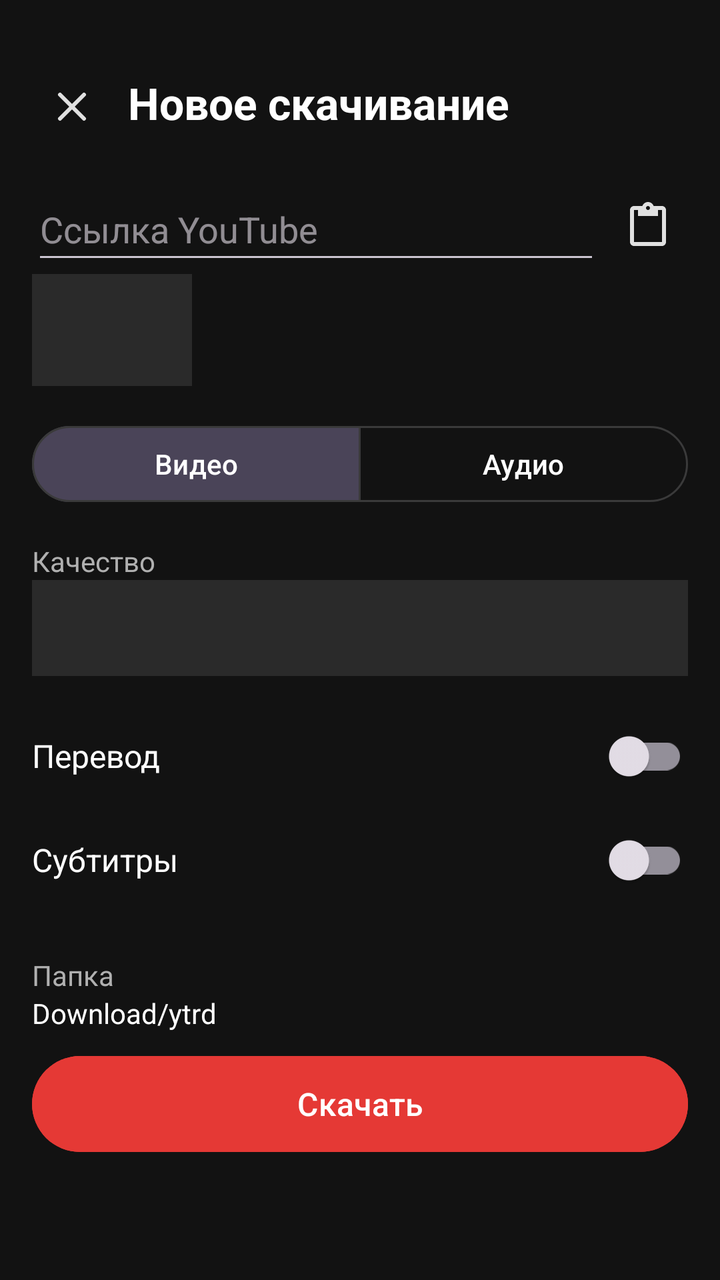
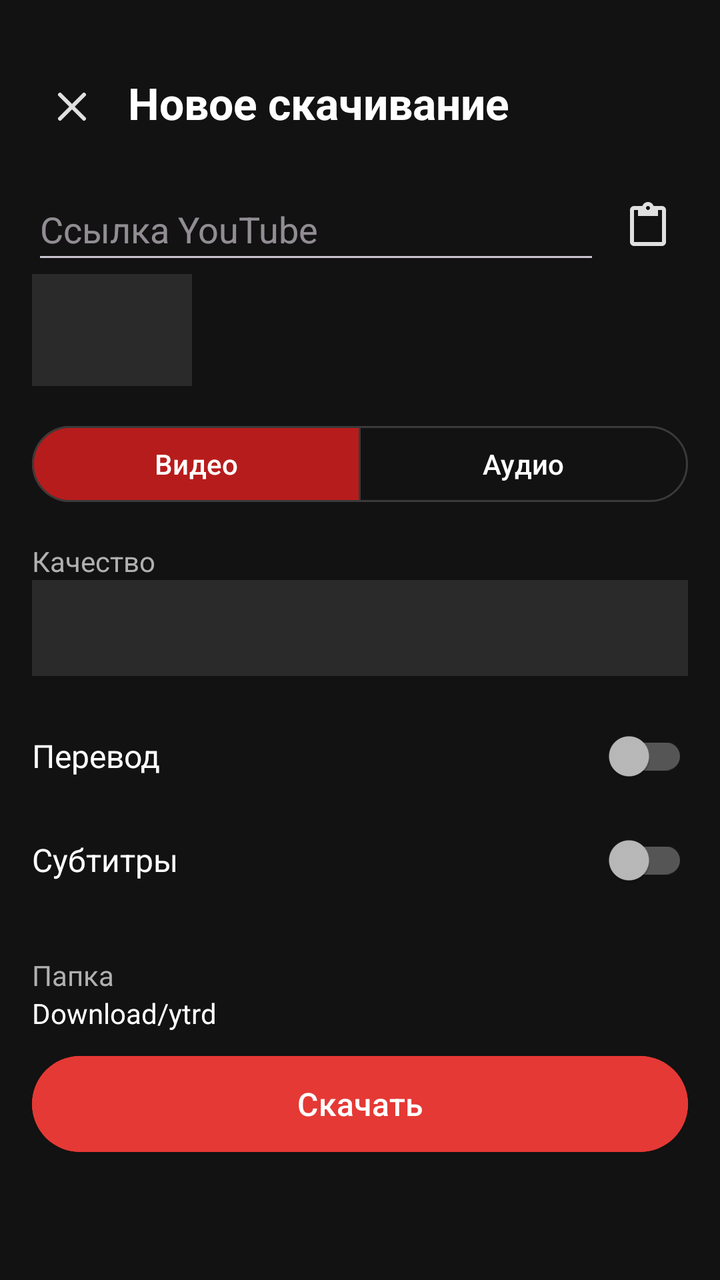

Before-and-after screenshots of an Android layout around one commit, followed by the original layout XML and the change that was made.
<!-- AndroidManifest.xml: application theme AppTheme -->
<!-- res/layout/fragment_params.xml -->
<?xml version="1.0" encoding="utf-8"?>
<ScrollView xmlns:android="http://schemas.android.com/apk/res/android"
    android:layout_width="match_parent"
    android:layout_height="match_parent"
    android:background="@color/bg_dark">

    <LinearLayout
        android:layout_width="match_parent"
        android:layout_height="wrap_content"
        android:orientation="vertical"
        android:padding="16dp">

        
        <LinearLayout
            android:layout_width="match_parent"
            android:layout_height="wrap_content"
            android:orientation="horizontal"
            android:gravity="center_vertical"
            android:paddingTop="16dp"
            android:paddingBottom="16dp">

            <ImageButton
                android:id="@+id/btn_back"
                android:layout_width="40dp"
                android:layout_height="40dp"
                android:layout_marginTop="1dp"
                android:background="?attr/selectableItemBackgroundBorderless"
                android:src="@drawable/ic_close"
                android:contentDescription="Закрыть" />

            <TextView
                android:layout_width="wrap_content"
                android:layout_height="wrap_content"
                android:includeFontPadding="false"
                android:text="Новое скачивание"
                android:textSize="22sp"
                android:textColor="@color/text_primary"
                android:textStyle="bold"
                android:paddingStart="8dp" />
        </LinearLayout>

        
        <LinearLayout
            android:layout_width="match_parent"
            android:layout_height="wrap_content"
            android:orientation="horizontal"
            android:gravity="center_vertical">

            <EditText
                android:id="@+id/sheet_url"
                android:layout_width="0dp"
                android:layout_height="wrap_content"
                android:layout_weight="1"
                android:hint="Ссылка YouTube"
                android:inputType="textUri"
                android:singleLine="true"
                android:minHeight="48dp" />

            <ImageButton
                android:id="@+id/btn_clear_url"
                android:layout_width="40dp"
                android:layout_height="40dp"
                android:layout_marginStart="4dp"
                android:background="?attr/selectableItemBackgroundBorderless"
                android:src="@drawable/ic_close"
                android:scaleType="centerInside"
                android:visibility="gone"
                android:contentDescription="Очистить" />

            <ImageButton
                android:id="@+id/btn_paste_url"
                android:layout_width="40dp"
                android:layout_height="40dp"
                android:layout_marginStart="4dp"
                android:background="?attr/selectableItemBackgroundBorderless"
                android:src="@drawable/ic_paste"
                android:scaleType="centerInside"
                android:contentDescription="Вставить из буфера" />
        </LinearLayout>
        
        <LinearLayout
            android:layout_width="match_parent"
            android:layout_height="wrap_content"
            android:orientation="horizontal"
            android:gravity="center_vertical"
            android:paddingBottom="16dp">

            <ImageView
                android:id="@+id/img_thumb"
                android:layout_width="80dp"
                android:layout_height="56dp"
                android:scaleType="centerCrop"
                android:background="@color/card_dark" />

            <LinearLayout
                android:layout_width="0dp"
                android:layout_height="wrap_content"
                android:layout_weight="1"
                android:orientation="vertical"
                android:paddingStart="12dp">

                <TextView
                    android:id="@+id/txt_title"
                    android:layout_width="wrap_content"
                    android:layout_height="wrap_content"
                    android:textColor="@color/text_primary"
                    android:textSize="16sp"
                    android:maxLines="2"
                    android:ellipsize="end" />

                <TextView
                    android:id="@+id/txt_uploader"
                    android:layout_width="wrap_content"
                    android:layout_height="wrap_content"
                    android:textColor="@color/text_secondary"
                    android:textSize="14sp" />
            </LinearLayout>
        </LinearLayout>

        <LinearLayout android:id="@+id/sheet_options"
            android:layout_width="match_parent" android:layout_height="wrap_content"
            android:orientation="vertical">
        
        <com.google.android.material.button.MaterialButtonToggleGroup
            android:id="@+id/toggle_type"
            android:layout_width="match_parent"
            android:layout_height="wrap_content"
            android:paddingBottom="16dp"
            app:singleSelection="true"
            app:selectionRequired="true"
            app:checkedButton="@id/btn_video"
            xmlns:app="http://schemas.android.com/apk/res-auto">

            <com.google.android.material.button.MaterialButton
                android:id="@+id/btn_video"
                style="?attr/materialButtonOutlinedStyle"
                android:layout_width="0dp"
                android:layout_height="46dp"
                android:layout_weight="1"
                android:text="@string/type_video"
                android:textColor="@color/text_primary"
                android:textSize="14sp"
                app:strokeColor="@color/divider" />

            <com.google.android.material.button.MaterialButton
                android:id="@+id/btn_audio"
                style="?attr/materialButtonOutlinedStyle"
                android:layout_width="0dp"
                android:layout_height="46dp"
                android:layout_weight="1"
                android:text="@string/type_audio"
                android:textColor="@color/text_primary"
                android:textSize="14sp"
                app:strokeColor="@color/divider" />
        </com.google.android.material.button.MaterialButtonToggleGroup>

        
        <TextView
            android:id="@+id/label_quality"
            android:layout_width="wrap_content"
            android:layout_height="wrap_content"
            android:text="@string/label_quality"
            android:textColor="@color/text_secondary"
            android:textSize="14sp" />

        <Spinner
            android:id="@+id/spinner_quality"
            android:layout_width="match_parent"
            android:layout_height="48dp"
            android:background="@color/card_dark"
            android:paddingStart="12dp"
            android:layout_marginBottom="16dp" />

        
        <LinearLayout
            android:layout_width="match_parent"
            android:layout_height="wrap_content"
            android:orientation="horizontal"
            android:gravity="center_vertical"
            android:paddingBottom="4dp">

            <TextView
                android:layout_width="0dp"
                android:layout_height="wrap_content"
                android:layout_weight="1"
                android:text="@string/label_translation"
                android:textColor="@color/text_primary"
                android:textSize="16sp" />

            <com.google.android.material.switchmaterial.SwitchMaterial
                android:id="@+id/switch_translate"
                android:layout_width="wrap_content"
                android:layout_height="wrap_content" />
        </LinearLayout>

        <TextView
            android:id="@+id/txt_lang_status"
            android:layout_width="wrap_content"
            android:layout_height="wrap_content"
            android:textSize="13sp"
            android:drawablePadding="4dp"
            android:paddingBottom="16dp"
            android:visibility="gone" />

        
        <LinearLayout
            android:id="@+id/group_voice"
            android:layout_width="match_parent"
            android:layout_height="wrap_content"
            android:orientation="vertical"
            android:visibility="gone"
            android:paddingBottom="8dp">

            <TextView
                android:layout_width="wrap_content"
                android:layout_height="wrap_content"
                android:text="@string/label_voice"
                android:textColor="@color/text_secondary"
                android:textSize="14sp" />

            <Spinner
                android:id="@+id/spinner_voice"
                android:layout_width="match_parent"
                android:layout_height="48dp"
                android:background="@color/card_dark"
                android:paddingStart="12dp" />
        </LinearLayout>

        
        <LinearLayout
            android:id="@+id/group_audio_mode"
            android:layout_width="match_parent"
            android:layout_height="wrap_content"
            android:orientation="vertical"
            android:visibility="gone"
            android:paddingBottom="8dp">

            <TextView
                android:layout_width="wrap_content"
                android:layout_height="wrap_content"
                android:text="@string/label_audio_mode"
                android:textColor="@color/text_secondary"
                android:textSize="14sp"
                android:paddingBottom="4dp" />

            <RadioGroup
                android:id="@+id/radio_audio_mode"
                android:layout_width="match_parent"
                android:layout_height="wrap_content">

                <RadioButton
                    android:id="@+id/radio_mix"
                    android:layout_width="match_parent"
                    android:layout_height="wrap_content"
                    android:text="@string/mode_mix"
                    android:textColor="@color/text_primary"
                    android:checked="true" />

                <RadioButton
                    android:id="@+id/radio_dual"
                    android:layout_width="match_parent"
                    android:layout_height="wrap_content"
                    android:text="@string/mode_dual"
                    android:textColor="@color/text_primary" />
            </RadioGroup>
        </LinearLayout>

        
        <LinearLayout
            android:id="@+id/group_subtitles"
            android:layout_width="match_parent"
            android:layout_height="wrap_content"
            android:orientation="horizontal"
            android:gravity="center_vertical"
            android:paddingBottom="16dp">

            <TextView
                android:layout_width="0dp"
                android:layout_height="wrap_content"
                android:layout_weight="1"
                android:text="@string/label_subtitles"
                android:textColor="@color/text_primary"
                android:textSize="16sp" />

            <com.google.android.material.switchmaterial.SwitchMaterial
                android:id="@+id/switch_subtitles"
                android:layout_width="wrap_content"
                android:layout_height="wrap_content" />
        </LinearLayout>

        
        <LinearLayout
            android:id="@+id/row_folder"
            android:layout_width="match_parent"
            android:layout_height="wrap_content"
            android:orientation="horizontal"
            android:gravity="center_vertical"
            android:background="?attr/selectableItemBackground"
            android:clickable="true"
            android:focusable="true"
            android:paddingVertical="8dp"
            android:paddingBottom="24dp">

            <LinearLayout
                android:layout_width="0dp"
                android:layout_height="wrap_content"
                android:layout_weight="1"
                android:orientation="vertical">

                <TextView
                    android:layout_width="wrap_content"
                    android:layout_height="wrap_content"
                    android:text="@string/label_folder"
                    android:textColor="@color/text_secondary"
                    android:textSize="14sp" />

                <TextView
                    android:id="@+id/txt_folder"
                    android:layout_width="wrap_content"
                    android:layout_height="wrap_content"
                    android:text="Download/ytrd"
                    android:textColor="@color/text_primary"
                    android:textSize="14sp" />
            </LinearLayout>
        </LinearLayout>

        </LinearLayout>
        
        <com.google.android.material.button.MaterialButton
            android:id="@+id/btn_download"
            android:layout_width="match_parent"
            android:layout_height="56dp"
            android:text="@string/btn_download"
            android:textSize="16sp"
            android:backgroundTint="@color/accent"
            android:textColor="@color/text_primary"
            android:drawableStart="@android:drawable/stat_sys_download"
            android:drawablePadding="8dp" />

    </LinearLayout>
</ScrollView>
<!-- resources referenced by this layout -->
<resources>
  <color name="accent">#FFE53935</color>
  <color name="bg_dark">#FF121212</color>
  <color name="card_dark">#FF2A2A2A</color>
  <color name="divider">#FF3A3A3A</color>
  <color name="text_primary">#FFFFFFFF</color>
  <color name="text_secondary">#FFB0B0B0</color>
  <!-- drawable ic_close (drawable) -->
  <vector xmlns:android="http://schemas.android.com/apk/res/android" android:width="24dp" android:height="24dp" android:viewportWidth="24" android:viewportHeight="24"><path android:strokeColor="#FFE0E0E0" android:strokeWidth="2" android:strokeLineCap="round" android:pathData="M6,6 L18,18 M18,6 L6,18" /></vector>
  <!-- drawable ic_paste (drawable) -->
  <vector xmlns:android="http://schemas.android.com/apk/res/android"
      android:width="24dp"
      android:height="24dp"
      android:viewportWidth="24"
      android:viewportHeight="24">
      <path
          android:fillColor="#FFE0E0E0"
          android:pathData="M19,2h-4.18C14.4,0.84 13.3,0 12,0c-1.3,0 -2.4,0.84 -2.82,2H5C3.9,2 3,2.9 3,4v16c0,1.1 0.9,2 2,2h14c1.1,0 2,-0.9 2,-2V4C21,2.9 20.1,2 19,2zM12,2c0.55,0 1,0.45 1,1s-0.45,1 -1,1 -1,-0.45 -1,-1 0.45,-1 1,-1zM19,20H5V4h2v3h10V4h2V20z" />
  </vector>
  <string name="btn_download">Скачать</string>
  <string name="label_audio_mode">Звук</string>
  <string name="label_folder">Папка</string>
  <string name="label_quality">Качество</string>
  <string name="label_subtitles">Субтитры</string>
  <string name="label_translation">Перевод</string>
  <string name="label_voice">Голос</string>
  <string name="mode_dual">Две дорожки</string>
  <string name="mode_mix">Поверх оригинала</string>
  <string name="type_audio">Аудио</string>
  <string name="type_video">Видео</string>
  <style name="AppTheme" parent="Theme.Material3.Dark.NoActionBar">
          <item name="colorPrimary">@color/accent</item>
          <item name="colorPrimaryDark">@color/accent_dark</item>
          <item name="colorAccent">@color/accent</item>
          <item name="android:colorBackground">@color/bg_dark</item>
          <item name="android:windowBackground">@color/bg_dark</item>
          <item name="android:statusBarColor">@color/bg_dark</item>
          <item name="android:navigationBarColor">@color/bg_dark</item>
      </style>
  <color name="accent_dark">#FFB71C1C</color>
</resources>

<!-- the commit's change to res/layout/fragment_params.xml (unified diff, before → after) -->
@@ -1,5 +1,6 @@
 <?xml version="1.0" encoding="utf-8"?>
 <ScrollView xmlns:android="http://schemas.android.com/apk/res/android"
+    xmlns:app="http://schemas.android.com/apk/res-auto"
     android:layout_width="match_parent"
     android:layout_height="match_parent"
     android:background="@color/bg_dark">
@@ -128,8 +129,7 @@
             android:paddingBottom="16dp"
             app:singleSelection="true"
             app:selectionRequired="true"
-            app:checkedButton="@id/btn_video"
-            xmlns:app="http://schemas.android.com/apk/res-auto">
+            app:checkedButton="@id/btn_video">
 
             <com.google.android.material.button.MaterialButton
                 android:id="@+id/btn_video"
@@ -189,6 +189,9 @@
 
             <com.google.android.material.switchmaterial.SwitchMaterial
                 android:id="@+id/switch_translate"
+                app:useMaterialThemeColors="false"
+                app:thumbTint="@color/switch_thumb"
+                app:trackTint="@color/switch_track"
                 android:layout_width="wrap_content"
                 android:layout_height="wrap_content" />
         </LinearLayout>
@@ -284,6 +287,9 @@
 
             <com.google.android.material.switchmaterial.SwitchMaterial
                 android:id="@+id/switch_subtitles"
+                app:useMaterialThemeColors="false"
+                app:thumbTint="@color/switch_thumb"
+                app:trackTint="@color/switch_track"
                 android:layout_width="wrap_content"
                 android:layout_height="wrap_content" />
         </LinearLayout>
<!-- resource entries referenced after the edit -->
@@ -33,6 +33,8 @@
           <item name="colorPrimary">@color/accent</item>
           <item name="colorPrimaryDark">@color/accent_dark</item>
           <item name="colorAccent">@color/accent</item>
+          <item name="colorSecondary">@color/accent</item>
+          <item name="colorSecondaryContainer">@color/accent_dark</item>
           <item name="android:colorBackground">@color/bg_dark</item>
           <item name="android:windowBackground">@color/bg_dark</item>
           <item name="android:statusBarColor">@color/bg_dark</item>
